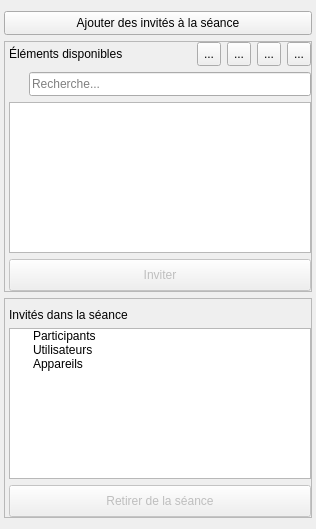
The window that client/src/widgets/SessionInviteWidget.ui (introlab/openteraplus) describes before a commit, drawn with Qt 5.
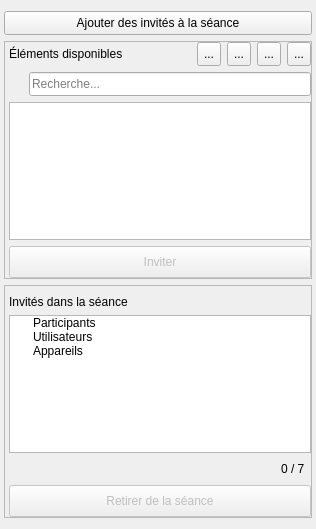
The same window after the commit. Icons and pictures are not drawn.

Commit message: Refs #74. Added UI to specify external program to launch, and added button in session for the Kit version of the client.

Diff of the .ui file:
```diff
--- a/client/src/widgets/SessionInviteWidget.ui
+++ b/client/src/widgets/SessionInviteWidget.ui
@@ -453,6 +453,33 @@
         </item>
        </widget>
       </item>
+      <item>
+       <layout class="QHBoxLayout" name="horizontalLayout_3">
+        <property name="rightMargin">
+         <number>6</number>
+        </property>
+        <item>
+         <spacer name="horizontalSpacer">
+          <property name="orientation">
+           <enum>Qt::Horizontal</enum>
+          </property>
+          <property name="sizeHint" stdset="0">
+           <size>
+            <width>40</width>
+            <height>20</height>
+           </size>
+          </property>
+         </spacer>
+        </item>
+        <item>
+         <widget class="QLabel" name="lblCount">
+          <property name="text">
+           <string>0 / 7</string>
+          </property>
+         </widget>
+        </item>
+       </layout>
+      </item>
       <item>
        <widget class="QPushButton" name="btnRemove">
         <property name="enabled">
```
The commit also changes 17 other files.
